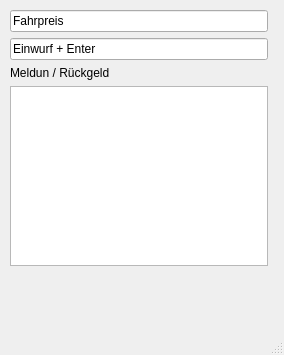
Above: Fahrscheinautomaten/mainwindow.ui from 00quasr/bws before the change. Below: the same form after it.
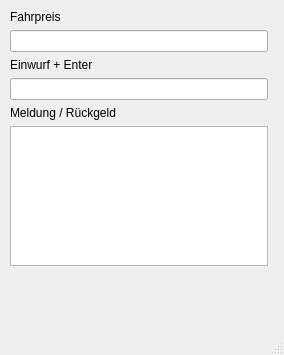
That is the form after the change.

Commit message:
Improve ticket machine UI and change calculation
Set window title, connect input field to handler, and update logic for calculating and displaying change in mainwindow.cpp. Refactor UI layout in mainwindow.ui for clearer labeling and better organization of input and output fields.

```diff
--- a/Fahrscheinautomaten/mainwindow.ui
+++ b/Fahrscheinautomaten/mainwindow.ui
@@ -14,7 +14,7 @@
    <string>MainWindow</string>
   </property>
   <widget class="QWidget" name="centralwidget">
-   <widget class="QWidget" name="">
+   <widget class="QWidget" name="layoutWidget">
     <property name="geometry">
      <rect>
       <x>10</x>
@@ -24,27 +24,41 @@
      </rect>
     </property>
     <layout class="QGridLayout" name="gridLayout">
-     <item row="1" column="0">
-      <widget class="QLineEdit" name="leEinwurf">
+     <item row="4" column="0">
+      <widget class="QLabel" name="label">
        <property name="text">
-        <string>Einwurf + Enter</string>
+        <string>Meldung / Rückgeld</string>
        </property>
       </widget>
      </item>
+     <item row="5" column="0">
+      <widget class="QListWidget" name="lwAnzeige"/>
+     </item>
      <item row="0" column="0">
-      <widget class="QLineEdit" name="lePreis">
+      <widget class="QLabel" name="label_2">
        <property name="text">
         <string>Fahrpreis</string>
        </property>
       </widget>
      </item>
-     <item row="3" column="0">
-      <widget class="QListWidget" name="lwAnzeige"/>
-     </item>
      <item row="2" column="0">
-      <widget class="QLabel" name="label">
+      <widget class="QLabel" name="label_3">
        <property name="text">
-        <string>Meldun / Rückgeld</string>
+        <string>Einwurf + Enter</string>
+       </property>
+      </widget>
+     </item>
+     <item row="1" column="0">
+      <widget class="QLineEdit" name="lePreis">
+       <property name="text">
+        <string/>
+       </property>
+      </widget>
+     </item>
+     <item row="3" column="0">
+      <widget class="QLineEdit" name="leEinwurf">
+       <property name="text">
+        <string/>
        </property>
       </widget>
      </item>
```
Left out of the diff: 10 changed lines with no effect on the pictures. The commit also changes 1 other file.
